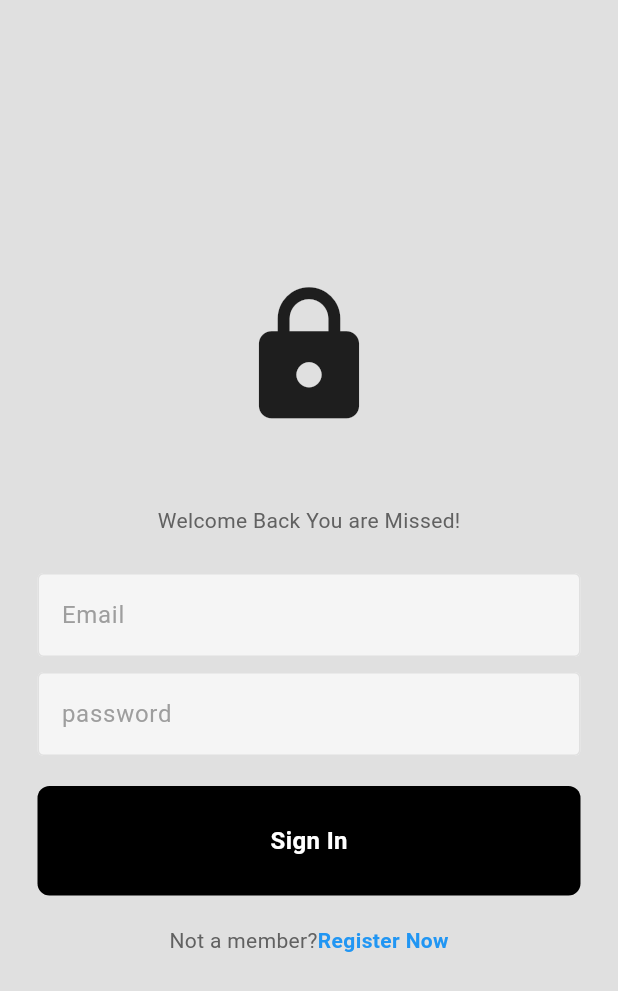
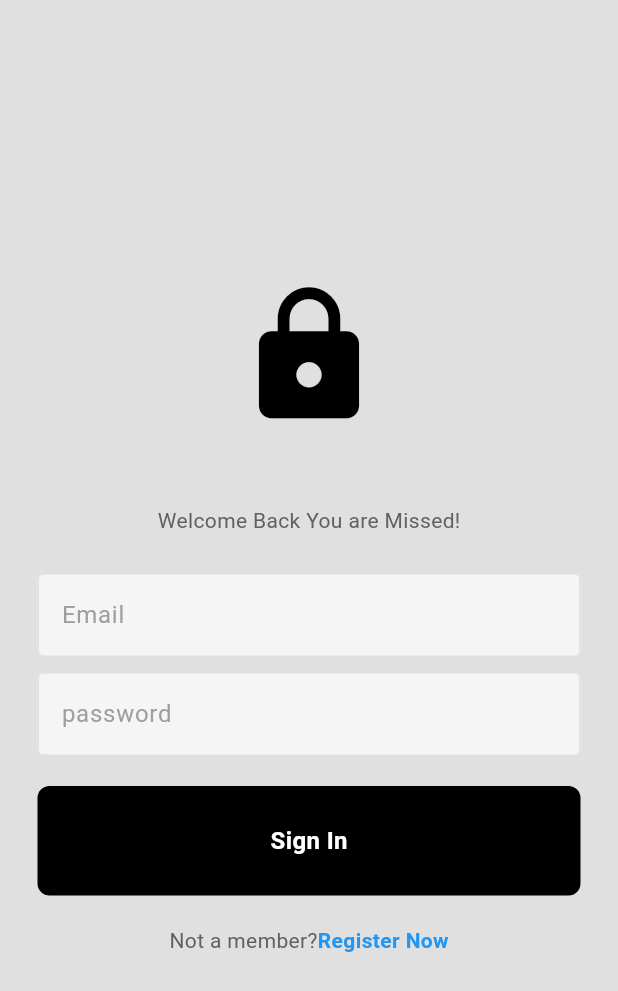
Before and after one commit to Luvianto/The-Wall-2, a Flutter app: the screen it shows after launch, on a phone screen of 412 x 824 dp. Shown: the top 991 px of the screen. Run offline on Flutter 3.47's test engine with Material 3 defaults, Android fonts, the phone set to English and light mode, and no system bars; our stand-ins replace cloud_firestore, firebase_auth, firebase_core; accounts and stored records are empty.

Commit message:
added dark theme, delete post part 2

```diff
--- a/lib/components/list_tile.dart
+++ b/lib/components/list_tile.dart
@@ -18,12 +18,12 @@ class MyListTile extends StatelessWidget {
       child: ListTile(
         onTap: onTap,
         leading: Icon(
-          Icons.abc,
+          icon,
           color: Colors.white,
         ),
         title: Text(
           text,
-          style: TextStyle(color: Colors.white),
+          style: const TextStyle(color: Colors.white),
         ),
       ),
     );
--- a/lib/components/text_box.dart
+++ b/lib/components/text_box.dart
@@ -23,6 +23,7 @@ class MyTextBox extends StatelessWidget {
         crossAxisAlignment: CrossAxisAlignment.start,
         children: [
           Row(
+            mainAxisAlignment: MainAxisAlignment.spaceBetween,
             children: [
               Text(
                 sectionName,
--- a/lib/components/wall_post.dart
+++ b/lib/components/wall_post.dart
@@ -151,8 +151,9 @@ class _WallPostState extends State<WallPost> {
                   .then((value) => print("post deleted"))
                   .catchError(
                       (error) => print("Failed to delete post: $error"));
+              Navigator.pop(context);
             },
-            child: const Text('Cancel'),
+            child: const Text('Delete'),
           ),
         ],
       ),
--- a/lib/pages/home_page.dart
+++ b/lib/pages/home_page.dart
@@ -63,11 +63,11 @@ class _HomePageState extends State<HomePage> {
     return Scaffold(
       backgroundColor: Theme.of(context).colorScheme.background,
       appBar: AppBar(
-        title: Text(
+        centerTitle: true,
+        title: const Text(
           'The Wall',
-          style: TextStyle(color: Colors.white),
+          textAlign: TextAlign.center,
         ),
-        iconTheme: IconThemeData(color: Colors.white),
       ),
       drawer: MyDrawer(
         onProfileTap: goToProfilePage,
--- a/lib/pages/login_page.dart
+++ b/lib/pages/login_page.dart
@@ -43,7 +43,8 @@ class _LoginPageState extends State<LoginPage> {
       Navigator.pop(context);
 
       // display a dialog message
-      displayMessage(e.code);
+      displayMessage(
+          "Wrong email or password, please try again... Eror: ${e.message}");
     }
   }
 
@@ -60,7 +61,7 @@ class _LoginPageState extends State<LoginPage> {
   @override
   Widget build(BuildContext context) {
     return Scaffold(
-      backgroundColor: Colors.grey.shade300,
+      backgroundColor: Theme.of(context).colorScheme.background,
       body: SafeArea(
         child: Padding(
           padding: const EdgeInsets.symmetric(horizontal: 25.0),
@@ -120,7 +121,7 @@ class _LoginPageState extends State<LoginPage> {
                   const SizedBox(height: 4),
                   GestureDetector(
                     onTap: widget.onTap,
-                    child: Text(
+                    child: const Text(
                       'Register Now',
                       style: TextStyle(
                         fontWeight: FontWeight.bold,
--- a/lib/pages/profile_page.dart
+++ b/lib/pages/profile_page.dart
@@ -68,6 +68,7 @@ class _ProfilePageState extends State<ProfilePage> {
     return Scaffold(
       backgroundColor: Theme.of(context).colorScheme.background,
       appBar: AppBar(
+        centerTitle: true,
         title: const Text('P R O F I L E'),
       ),
       body: StreamBuilder<DocumentSnapshot>(
@@ -123,6 +124,8 @@ class _ProfilePageState extends State<ProfilePage> {
                   onPressed: () => editField('bio'),
                 ),
 
+                const SizedBox(height: 50),
+
                 Padding(
                   padding: const EdgeInsets.only(left: 25.0),
                   child: Text(
--- a/lib/themes/dark_theme.dart
+++ b/lib/themes/dark_theme.dart
@@ -11,6 +11,6 @@ ThemeData darkTheme = ThemeData(
     secondary: Colors.grey.shade600,
   ),
   textButtonTheme: TextButtonThemeData(
-    style: TextButton.styleFrom(foregroundColor: Colors.black),
+    style: TextButton.styleFrom(foregroundColor: Colors.white),
   ),
 );
--- a/lib/themes/light_theme.dart
+++ b/lib/themes/light_theme.dart
@@ -1,7 +1,7 @@
 import 'package:flutter/material.dart';
 
 ThemeData lightTheme = ThemeData(
-  brightness: Brightness.light,
+  // brightness: Brightness.light, eror for some reason??
   appBarTheme: const AppBarTheme(
       backgroundColor: Colors.transparent,
       elevation: 0,
@@ -15,4 +15,6 @@ ThemeData lightTheme = ThemeData(
   textButtonTheme: TextButtonThemeData(
     style: TextButton.styleFrom(foregroundColor: Colors.black),
   ),
+  iconTheme: const IconThemeData(color: Colors.black),
+  textTheme: Typography.blackCupertino,
 );
```
